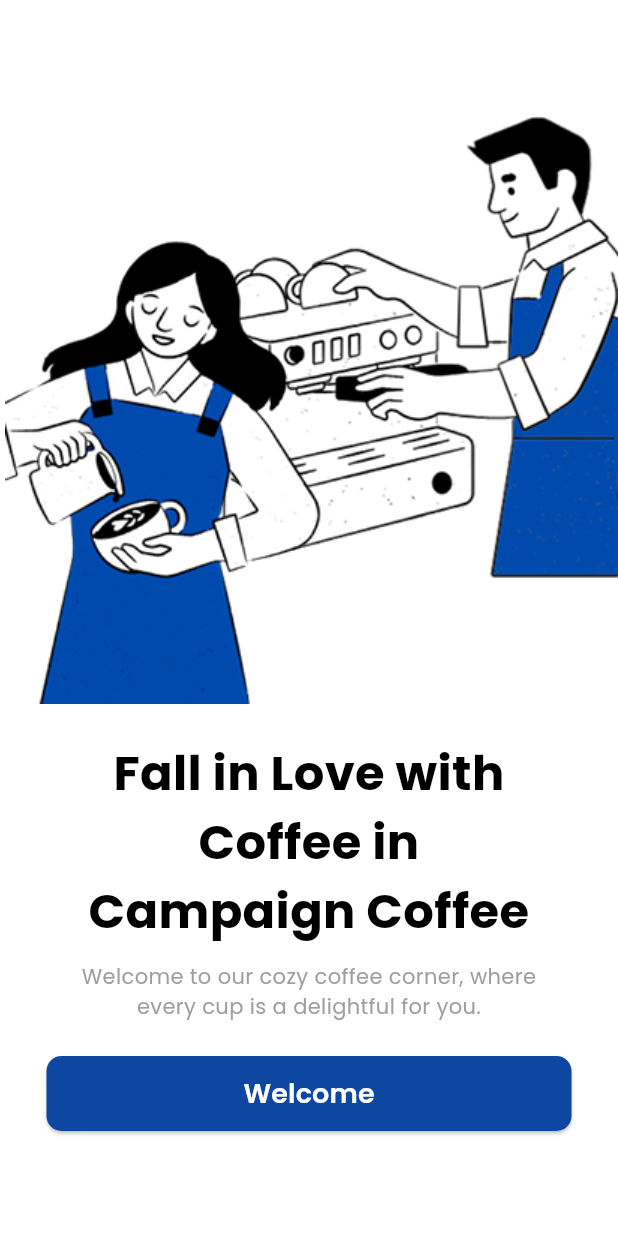
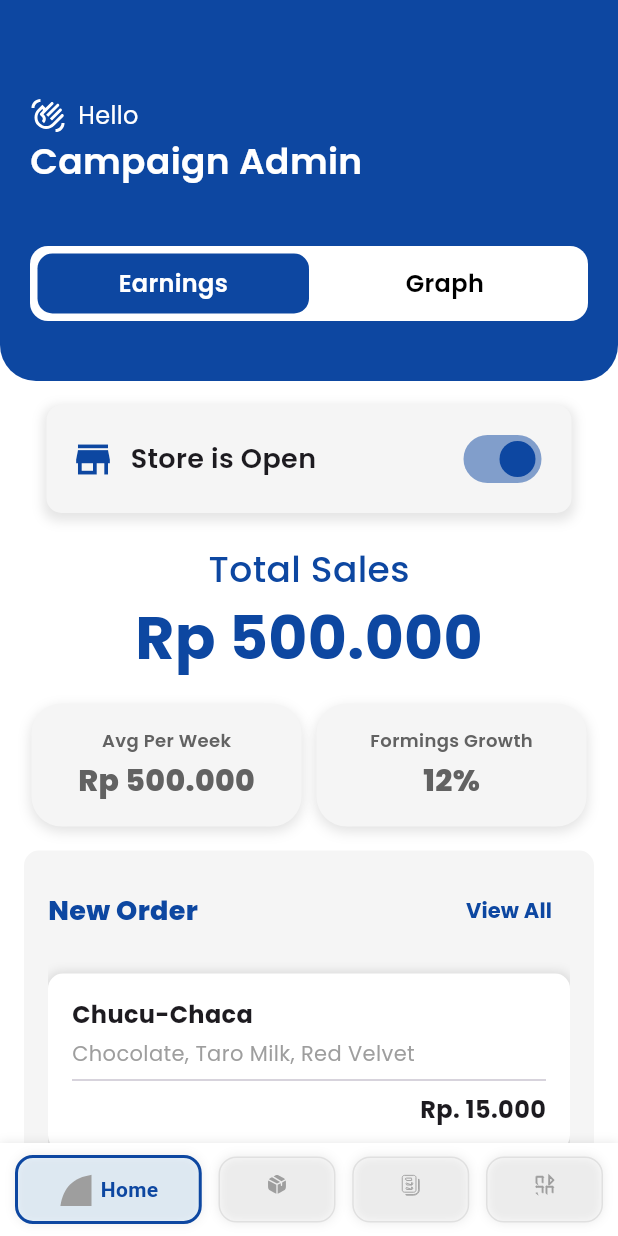
Before and after one commit to Alirzq/admin-campaign-coffe, a Flutter app: the screen it shows after launch, on a phone screen of 412 x 824 dp. Run offline on Flutter 3.47's test engine with Material 3 defaults, Android fonts, the light colour scheme and no system bars; drawn by our look-alikes of google_nav_bar; our stand-ins replace fl_chart, flutter_svg, get, google_fonts.

Commit message:
feat:[FA]UI homepage,earnings page graph page

```diff
--- a/lib/app/global-component/custom_navbar.dart
+++ b/lib/app/global-component/custom_navbar.dart
@@ -30,17 +30,21 @@ class CustomNavbar extends StatelessWidget {
           hoverColor: Colors.grey[200]!,
           haptic: true,
           tabBorderRadius: 12,
-          tabActiveBorder: Border.all(color: Colors.blue.shade900, width: 2), // Stroke biru saat aktif
+          tabActiveBorder: Border.all(
+              color: Colors.blue.shade900, width: 2),
           tabBorder: Border.all(color: Colors.grey.shade300, width: 1),
-          tabShadow: [BoxShadow(color: Colors.grey.withOpacity(0.2), blurRadius: 5)],
+          tabShadow: [
+            BoxShadow(color: Colors.grey.withOpacity(0.2), blurRadius: 5)
+          ],
           curve: Curves.easeOutExpo,
           duration: const Duration(milliseconds: 400),
-          gap: 6, // Mengurangi jarak antara ikon dan teks
+          gap: 6,
           color: Colors.grey[800],
           activeColor: Colors.blue.shade900,
           iconSize: 24,
           tabBackgroundColor: Colors.blue.shade100.withOpacity(0.3),
-          padding: const EdgeInsets.symmetric(horizontal: 27, vertical: 10), // Padding antar tab lebih kecil
+          padding: const EdgeInsets.symmetric(
+              horizontal: 27, vertical: 10),
           tabs: [
             _buildNavItem("assets/home-icon.svg", "Home"),
             _buildNavItem("assets/box-icon.svg", "Stock"),
@@ -55,9 +59,9 @@ class CustomNavbar extends StatelessWidget {
   GButton _buildNavItem(String assetPath, String label) {
     return GButton(
       text: label,
-      icon: Icons.circle, // Dummy icon, tidak akan terlihat karena pakai SVG
+      icon: Icons.circle,
       leading: SizedBox(
-        width: 22, // Ukuran ikon lebih proporsional
+        width: 22,
         height: 22,
         child: SvgPicture.asset(
           assetPath,
--- a/lib/app/global-component/order_card.dart
+++ b/lib/app/global-component/order_card.dart
@@ -0,0 +1,47 @@
+import 'package:flutter/material.dart';
+import 'package:google_fonts/google_fonts.dart';
+
+class OrderCard extends StatelessWidget {
+  final String orderName;
+  final String orderItems;
+  final String price;
+
+  const OrderCard({
+    Key? key,
+    required this.orderName,
+    required this.orderItems,
+    required this.price,
+  }) : super(key: key);
+
+  @override
+  Widget build(BuildContext context) {
+    return Container(
+      padding: EdgeInsets.all(16),
+      margin: EdgeInsets.symmetric(vertical: 8),
+      decoration: BoxDecoration(
+        color: Colors.white,
+        borderRadius: BorderRadius.circular(10),
+        boxShadow: [
+          BoxShadow(
+            color: Colors.black12,
+            blurRadius: 5,
+            spreadRadius: 1,
+          ),
+        ],
+      ),
+      child: Column(
+        crossAxisAlignment: CrossAxisAlignment.start,
+        children: [
+          Text(orderName, style: GoogleFonts.poppins(fontSize: 16, fontWeight: FontWeight.bold)),
+          SizedBox(height: 4),
+          Text(orderItems, style: GoogleFonts.poppins(fontSize: 14, color: Colors.grey)),
+          Divider(),
+          Align(
+            alignment: Alignment.bottomRight,
+            child: Text(price, style: GoogleFonts.poppins(fontSize: 16, fontWeight: FontWeight.bold)),
+          ),
+        ],
+      ),
+    );
+  }
+}
--- a/lib/app/global-component/stat_card.dart
+++ b/lib/app/global-component/stat_card.dart
@@ -0,0 +1,63 @@
+import 'package:flutter/material.dart';
+import 'package:google_fonts/google_fonts.dart';
+
+class StatCard extends StatelessWidget {
+  final String title;
+  final String value;
+  final Color titleColor;
+  final Color valueColor;
+  final FontWeight titleFontWeight;
+  final FontWeight valueFontWeight;
+
+  const StatCard({
+    Key? key,
+    required this.title,
+    required this.value,
+    this.titleColor = Colors.black,
+    this.valueColor = Colors.black,
+    this.titleFontWeight = FontWeight.w500,
+    this.valueFontWeight = FontWeight.bold,
+  }) : super(key: key);
+
+  @override
+  Widget build(BuildContext context) {
+    return Expanded(
+      child: Container(
+        padding: const EdgeInsets.symmetric(vertical: 16),
+        margin: const EdgeInsets.symmetric(horizontal: 5),
+        decoration: BoxDecoration(
+          color: const Color.fromARGB(255, 245, 245, 245),
+          borderRadius: BorderRadius.circular(20),
+          boxShadow: [
+            BoxShadow(
+              color: Colors.grey.shade700.withOpacity(0.20),
+              blurRadius: 7,
+              offset: const Offset(0, 3), // shadow ke bawah
+            ),
+          ],
+        ),
+        child: Column(
+          children: [
+            Text(
+              title,
+              style: GoogleFonts.poppins(
+                fontSize: 12,
+                fontWeight: titleFontWeight,
+                color: titleColor,
+              ),
+            ),
+            const SizedBox(height: 4),
+            Text(
+              value,
+              style: GoogleFonts.poppins(
+                fontSize: 20,
+                fontWeight: valueFontWeight,
+                color: valueColor,
+              ),
+            ),
+          ],
+        ),
+      ),
+    );
+  }
+}
--- a/lib/app/global-component/tab_button.dart
+++ b/lib/app/global-component/tab_button.dart
@@ -0,0 +1,39 @@
+import 'package:flutter/material.dart';
+import 'package:google_fonts/google_fonts.dart';
+
+class TabButton extends StatelessWidget {
+  final String title;
+  final bool isSelected;
+  final VoidCallback onTap;
+
+  const TabButton({
+    Key? key,
+    required this.title,
+    required this.isSelected,
+    required this.onTap,
+  }) : super(key: key);
+
+  @override
+  Widget build(BuildContext context) {
+    return Expanded(
+      child: GestureDetector(
+        onTap: onTap,
+        child: Container(
+          alignment: Alignment.center,
+          decoration: BoxDecoration(
+            color: isSelected ? Colors.blue.shade900 : Colors.white,
+            borderRadius: BorderRadius.circular(10),
+          ),
+          child: Text(
+            title,
+            style: GoogleFonts.poppins(
+              fontSize: 16,
+              fontWeight: FontWeight.w600,
+              color: isSelected ? Colors.white : Colors.black,
+            ),
+          ),
+        ),
+      ),
+    );
+  }
+}
--- a/lib/app/modules/pages/homepage/earnings/earnings_page.dart
+++ b/lib/app/modules/pages/homepage/earnings/earnings_page.dart
@@ -0,0 +1,148 @@
+import 'package:flutter/material.dart';
+import 'package:google_fonts/google_fonts.dart';
+import '../../../../global-component/order_card.dart';
+import '../../../../global-component/stat_card.dart';
+
+class EarningsPage extends StatelessWidget {
+  final bool isStoreOpen;
+  final Function(bool) onToggleStore;
+
+  const EarningsPage({Key? key, required this.isStoreOpen, required this.onToggleStore}) : super(key: key);
+
+  @override
+  Widget build(BuildContext context) {
+    return SingleChildScrollView(
+      padding: EdgeInsets.all(16),
+      child: Column(
+        crossAxisAlignment: CrossAxisAlignment.start,
+        children: [
+          // Store Open Toggle
+          Center(
+            child: Container(
+              constraints: BoxConstraints(maxWidth: 350),
+              padding: EdgeInsets.symmetric(horizontal: 16, vertical: 12),
+              decoration: BoxDecoration(
+                color: const Color.fromARGB(255, 245, 245, 245),
+                borderRadius: BorderRadius.circular(10),
+                boxShadow: [
+                  BoxShadow(
+                    color: Colors.black.withOpacity(0.1),
+                    blurRadius: 6,
+                    spreadRadius: 2,
+                    offset: Offset(0, 3),
+                  ),
+                ],
+              ),
+              child: Row(
+                mainAxisAlignment: MainAxisAlignment.spaceBetween,
+                children: [
+                  Row(
+                    children: [
+                      Icon(Icons.store, color: Colors.blue.shade900, size: 30),
+                      SizedBox(width: 10),
+                      Text(
+                        "Store is ${isStoreOpen ? "Open" : "Closed"}",
+                        style: GoogleFonts.poppins(
+                          fontSize: 18,
+                          fontWeight: FontWeight.w600,
+                        ),
+                      ),
+                    ],
+                  ),
+                  Switch(
+                    value: isStoreOpen,
+                    onChanged: onToggleStore,
+                    activeColor: Colors.blue.shade900,
+                  ),
+                ],
+              ),
+            ),
+          ),
+
+          SizedBox(height: 20),
+          Center(
+            child: Column(
+              children: [
+                Text(
+                  "Total Sales",
+                  style: GoogleFonts.poppins(fontSize: 24, fontWeight: FontWeight.w500, color: Colors.blue.shade900),
+                ),
+                Text(
+                  "Rp 500.000",
+                  style: GoogleFonts.poppins(fontSize: 40, fontWeight: FontWeight.w700, color: Colors.blue.shade900),
+                ),
+              ],
+            ),
+          ),
+
+          SizedBox(height: 16),
+          Row(
+            mainAxisAlignment: MainAxisAlignment.spaceBetween,
+            children: [
+              StatCard(
+                title: "Avg Per Week",
+                value: "Rp 500.000",
+                titleColor: const Color.fromARGB(255, 98, 98, 98),
+                valueColor: const Color.fromARGB(255, 98, 98, 98),
+                titleFontWeight: FontWeight.w600,
+                valueFontWeight: FontWeight.w800,
+              ),
+              StatCard(
+                title: "Formings Growth",
+                value: "12%",
+                titleColor: const Color.fromARGB(255, 98, 98, 98),
+                valueColor: const Color.fromARGB(255, 98, 98, 98),
+                titleFontWeight: FontWeight.w600,
+                valueFontWeight: FontWeight.w800,
+              ),
+            ],
+          ),
+
+          SizedBox(height: 16),
+          Container(
+            padding: EdgeInsets.all(16),
+            decoration: BoxDecoration(
+              color: const Color.fromARGB(255, 245, 245, 245),
+              borderRadius: BorderRadius.circular(10),
+            ),
+            child: Column(
+              crossAxisAlignment: CrossAxisAlignment.start,
+              children: [
+                Row(
+                  mainAxisAlignment: MainAxisAlignment.spaceBetween,
+                  children: [
+                    Text(
+                      "New Order",
+                      style: GoogleFonts.poppins(fontSize: 18, fontWeight: FontWeight.w800, color: Colors.blue.shade900),
+                    ),
+                    TextButton(
+                      onPressed: () {},
+                      child: Text(
+                        "View All",
+                        style: GoogleFonts.poppins(fontSize: 14, fontWeight: FontWeight.w700, color: Colors.blue.shade900),
+                      ),
+                    ),
+                  ],
+                ),
+                SizedBox(height: 10),
+                SizedBox(
+                  height: 200,
+                  child: ListView(
+                    padding: EdgeInsets.zero,
+                    shrinkWrap: true,
+                    physics: ClampingScrollPhysics(),
+                    children: [
+                      OrderCard(orderName: "Chucu-Chaca", orderItems: "Chocolate, Taro Milk, Red Velvet", price: "Rp. 15.000"),
+                      OrderCard(orderName: "Chucu-Chaca", orderItems: "Chocolate, Taro Milk, Red Velvet", price: "Rp. 15.000"),
+                      OrderCard(orderName: "Chucu-Chaca", orderItems: "Chocolate, Taro Milk, Red Velvet", price: "Rp. 15.000"),
+                    ],
+                  ),
+                ),
+              ],
+            ),
+          ),
+        ],
+      ),
+    );
+  }
+}
--- a/lib/app/modules/pages/homepage/view/admin_homepage_view.dart
+++ b/lib/app/modules/pages/homepage/view/admin_homepage_view.dart
@@ -6,16 +6,131 @@ import '../../../../global-component/tab_button.dart';
 import '../earnings/earnings_page.dart';
 import '../graph/graph_page.dart';
 
-import 'package:flutter/material.dart';
+class HomepageView extends StatefulWidget {
+  @override
+  _AdminHomepageState createState() => _AdminHomepageState();
+}
 
-class HomepageView extends StatelessWidget {
+class _AdminHomepageState extends State<HomepageView>
+    with SingleTickerProviderStateMixin {
+  late TabController _tabController;
+  bool isStoreOpen = true;
+
+  @override
+  void initState() {
+    super.initState();
+    _tabController = TabController(length: 2, vsync: this);
+    _tabController.addListener(_handleTabChange);
+  }
+
+  void _handleTabChange() {
+    setState(() {}); // Update UI agar warna tab berubah saat di-swipe
+  }
+
   @override
   Widget build(BuildContext context) {
     return Scaffold(
       backgroundColor: Colors.white,
-      body: SafeArea(
-        child: Container(), // Kosong
+      body: Column(
+        children: [
+          // Header
+          Container(
+            padding: EdgeInsets.symmetric(horizontal: 20, vertical: 40),
+            decoration: BoxDecoration(
+              color: Colors.blue.shade900,
+              borderRadius: BorderRadius.only(
+                bottomLeft: Radius.circular(24),
+                bottomRight: Radius.circular(24),
+              ),
+            ),
+            child: Column(
+              crossAxisAlignment: CrossAxisAlignment.start,
+              children: [
+                SizedBox(height: 25),
+                Row(
+                  children: [
+                    SvgPicture.asset(
+                      'assets/waving-hand.svg',
+                      width: 24,
+                      height: 24,
+                    ),
+                    SizedBox(width: 8),
+                    Text(
+                      "Hello",
+                      style: GoogleFonts.poppins(
+                        fontSize: 16,
+                        color: Colors.white,
+                      ),
+                    ),
+                  ],
+                ),
+                SizedBox(height: 1),
+                Text(
+                  "Campaign Admin",
+                  style: GoogleFonts.poppins(
+                    fontSize: 24,
+                    fontWeight: FontWeight.w600,
+                    color: Colors.white,
+                  ),
+                ),
+                SizedBox(height: 40),
+
+                // Tab Selector
+                Container(
+                  height: 50,
+                  padding: EdgeInsets.all(5),
+                  decoration: BoxDecoration(
+                    color: Colors.white,
+                    borderRadius: BorderRadius.circular(12),
+                  ),
+                  child: Row(
+                    children: [
+                      TabButton(
+                        title: "Earnings",
+                        isSelected: _tabController.index == 0,
+                        onTap: () => _tabController.animateTo(0),
+                      ),
+                      TabButton(
+                        title: "Graph",
+                        isSelected: _tabController.index == 1,
+                        onTap: () => _tabController.animateTo(1),
+                      ),
+                    ],
+                  ),
+                ),
+              ],
+            ),
+          ),
+
+          Expanded(
+            child: TabBarView(
+              controller: _tabController,
+              children: [
+                EarningsPage(
+                    isStoreOpen: isStoreOpen, onToggleStore: _toggleStore),
+                GraphPage(),
+              ],
+            ),
+          ),
+        ],
+      ),
+      bottomNavigationBar: CustomNavbar(
+        currentIndex: 0,
+        onTap: (index) {},
       ),
     );
   }
+
+  void _toggleStore(bool value) {
+    setState(() {
+      isStoreOpen = value;
+    });
+  }
+
+  @override
+  void dispose() {
+    _tabController.removeListener(_handleTabChange);
+    _tabController.dispose();
+    super.dispose();
+  }
 }
--- a/lib/app/routes/app_routes.dart
+++ b/lib/app/routes/app_routes.dart
@@ -1,3 +1,7 @@
+import 'package:admin_campaign_coffe_repo/app/global-component/custom_navbar.dart';
+import 'package:admin_campaign_coffe_repo/app/modules/pages/custom_widgets/view/custom_widgets_view.dart';
+import 'package:admin_campaign_coffe_repo/app/modules/pages/orderlist/view/order_view.dart';
+import 'package:admin_campaign_coffe_repo/app/modules/pages/stock_management/view/stock_view.dart';
 import 'package:get/get.dart';
 import '../modules/pages/homepage/view/admin_homepage_view.dart';
 import '../modules/pages/login/binding/login_binding.dart';
@@ -14,9 +18,11 @@ class AppRoutes {
     GetPage(name: '/splash', page: () => SplashView()),
     GetPage(name: '/welcome', page: () => WelcomeScreen()),
     GetPage(name: '/login', page: () => LoginView(), binding: LoginBinding()),
-    GetPage(
-        name: '/signup', page: () => SignupView(), binding: SignupBinding()),
+    GetPage(name: '/signup', page: () => SignupView(), binding: SignupBinding()),
     GetPage(name: '/otp', page: () => OtpView(), binding: OtpBinding()),
     GetPage(name: '/home', page: () => HomepageView()),
+    GetPage(name: '/order', page: () => const OrderView()),
+    GetPage(name: '/stock', page: () => const StockView()),
+    GetPage(name: '/widget', page: () => const CustomWidgetView()),
   ];
 }
--- a/lib/main.dart
+++ b/lib/main.dart
@@ -19,7 +19,7 @@ class MyApp extends StatelessWidget {
       theme: ThemeData(
         primarySwatch: Colors.blue,
       ),
-      initialRoute: '/splash',
+      initialRoute: '/home',
       getPages: AppRoutes.routes,
     );
   }
--- a/pubspec.yaml
+++ b/pubspec.yaml
@@ -39,6 +39,7 @@ dependencies:
   google_fonts: ^6.1.0
   flutter_svg: ^2.0.17
   google_nav_bar: ^5.0.7
+  fl_chart: ^0.70.2
 
 dev_dependencies:
   flutter_test:
```
Also changed, not shown: lib/app/global-component/graph_component/chart_card.dart (added, +54 -0 lines), lib/app/global-component/graph_component/line_chart_widget.dart (added, +81 -0 lines), lib/app/modules/pages/custom_widgets/view/custom_widgets_view.dart (+22 -0 lines), lib/app/modules/pages/homepage/graph/graph_page.dart (+62 -0 lines), lib/app/modules/pages/orderlist/view/order_view.dart (+22 -0 lines), lib/app/modules/pages/stock_management/view/stock_view.dart (+22 -0 lines), pubspec.lock.
